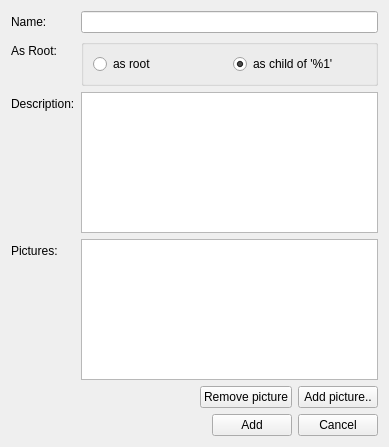
First picture: the form in client/uiforms/feature_add.ui, repository Wolframe/configurator, before the edit.
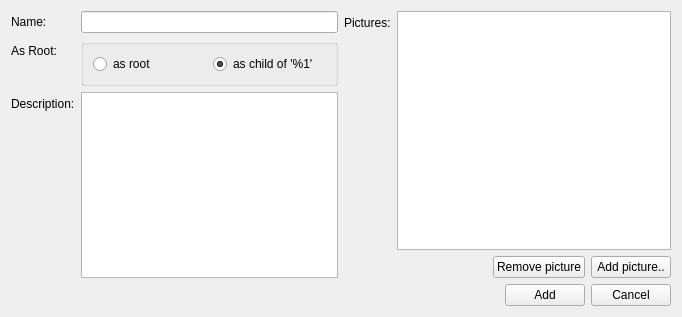
Second picture: the form after the edit. Icons and pictures are not drawn.

Commit message: fixed layout of feature add/edit dialogs, updated todo list

Patch:
```diff
--- a/client/uiforms/feature_add.ui
+++ b/client/uiforms/feature_add.ui
@@ -6,8 +6,8 @@
    <rect>
     <x>0</x>
     <y>0</y>
-    <width>389</width>
-    <height>447</height>
+    <width>682</width>
+    <height>317</height>
    </rect>
   </property>
   <property name="windowTitle">
@@ -17,10 +17,59 @@
    <iconset resource="../configurator.qrc">
     <normaloff>:/images/chart_organisation.png</normaloff>:/images/chart_organisation.png</iconset>
   </property>
+  <layout class="QGridLayout" name="gridLayout">
+   <item row="6" column="1">
+    <layout class="QHBoxLayout" name="horizontalLayout">
+     <item>
+      <spacer name="horizontalSpacer">
+       <property name="orientation">
+        <enum>Qt::Horizontal</enum>
+       </property>
+       <property name="sizeHint" stdset="0">
+        <size>
+         <width>40</width>
+         <height>20</height>
+        </size>
+       </property>
+      </spacer>
+     </item>
+     <item>
+      <widget class="QPushButton" name="add">
+       <property name="text">
+        <string>Add</string>
+       </property>
+       <property name="action" stdset="0">
+        <string>createFeature feature {parentID={main.id}; root { {main.root.yes} }; name{{main.name}}; description{{main.description}}; pictures {picture[] {id={main.pictures.id}}} }</string>
+       </property>
+       <property name="form" stdset="0">
+        <string>_CLOSE_</string>
+       </property>
+       <property name="datasignal:clicked" stdset="0">
+        <string>features</string>
+       </property>
+      </widget>
+     </item>
+     <item>
+      <widget class="QPushButton" name="cancel">
+       <property name="text">
+        <string>Cancel</string>
+       </property>
+       <property name="form" stdset="0">
+        <string notr="true">_CLOSE_</string>
+       </property>
+      </widget>
+     </item>
+    </layout>
+   </item>
+   <item row="0" column="0">
   <layout class="QFormLayout" name="formLayout">
-   <property name="fieldGrowthPolicy">
-    <enum>QFormLayout::AllNonFixedFieldsGrow</enum>
-   </property>
+     <item row="0" column="1">
+      <widget class="QLineEdit" name="name">
+       <property name="initialFocus" stdset="0">
+        <bool>true</bool>
+       </property>
+      </widget>
+     </item>
    <item row="0" column="0">
     <widget class="QLabel" name="label_name">
      <property name="text">
@@ -31,20 +80,6 @@
      </property>
     </widget>
    </item>
-   <item row="0" column="1">
-    <widget class="QLineEdit" name="name">
-     <property name="initialFocus" stdset="0">
-      <bool>true</bool>
-     </property>
-    </widget>
-   </item>
-   <item row="1" column="0">
-    <widget class="QLabel" name="label_5">
-     <property name="text">
-      <string>As Root:</string>
-     </property>
-    </widget>
-   </item>
    <item row="1" column="1">
     <widget class="QGroupBox" name="root">
      <property name="title">
@@ -89,6 +124,16 @@
      </layout>
     </widget>
    </item>
+     <item row="1" column="0">
+      <widget class="QLabel" name="label_5">
+       <property name="text">
+        <string>As Root:</string>
+       </property>
+      </widget>
+     </item>
+     <item row="2" column="1">
+      <widget class="QPlainTextEdit" name="description"/>
+     </item>
    <item row="2" column="0">
     <widget class="QLabel" name="label_description">
      <property name="text">
@@ -99,20 +144,11 @@
      </property>
     </widget>
    </item>
-   <item row="2" column="1">
-    <widget class="QPlainTextEdit" name="description"/>
+    </layout>
    </item>
-   <item row="3" column="0">
-    <widget class="QLabel" name="label_picture">
-     <property name="text">
-      <string>Pictures:</string>
-     </property>
-     <property name="buddy">
-      <cstring>pictures</cstring>
-     </property>
-    </widget>
-   </item>
-   <item row="3" column="1">
+   <item row="0" column="1">
+    <layout class="QFormLayout" name="formLayout_2">
+     <item row="0" column="1">
     <widget class="QListWidget" name="pictures">
      <property name="iconSize">
       <size>
@@ -143,7 +179,17 @@
      </property>
     </widget>
    </item>
-   <item row="4" column="1">
+     <item row="0" column="0">
+      <widget class="QLabel" name="label_picture">
+       <property name="text">
+        <string>Pictures:</string>
+       </property>
+       <property name="buddy">
+        <cstring>pictures</cstring>
+       </property>
+      </widget>
+     </item>
+     <item row="1" column="1">
     <layout class="QHBoxLayout" name="horizontalLayout_2">
      <item>
       <spacer name="horizontalSpacer_2">
@@ -185,47 +231,6 @@
       </widget>
      </item>
     </layout>
-   </item>
-   <item row="5" column="1">
-    <layout class="QHBoxLayout" name="horizontalLayout">
-     <item>
-      <spacer name="horizontalSpacer">
-       <property name="orientation">
-        <enum>Qt::Horizontal</enum>
-       </property>
-       <property name="sizeHint" stdset="0">
-        <size>
-         <width>40</width>
-         <height>20</height>
-        </size>
-       </property>
-      </spacer>
-     </item>
-     <item>
-      <widget class="QPushButton" name="add">
-       <property name="text">
-        <string>Add</string>
-       </property>
-       <property name="action" stdset="0">
-        <string>createFeature feature {parentID={main.id}; root { {main.root.yes} }; name{{main.name}}; description{{main.description}}; pictures {picture[] {id={main.pictures.id}}} }</string>
-       </property>
-       <property name="form" stdset="0">
-        <string>_CLOSE_</string>
-       </property>
-       <property name="datasignal:clicked" stdset="0">
-        <string>features</string>
-       </property>
-      </widget>
-     </item>
-     <item>
-      <widget class="QPushButton" name="cancel">
-       <property name="text">
-        <string>Cancel</string>
-       </property>
-       <property name="form" stdset="0">
-        <string notr="true">_CLOSE_</string>
-       </property>
-      </widget>
      </item>
     </layout>
    </item>
```
Lines whose indentation alone changed are shown as unchanged. The commit also changes 2 other files.
